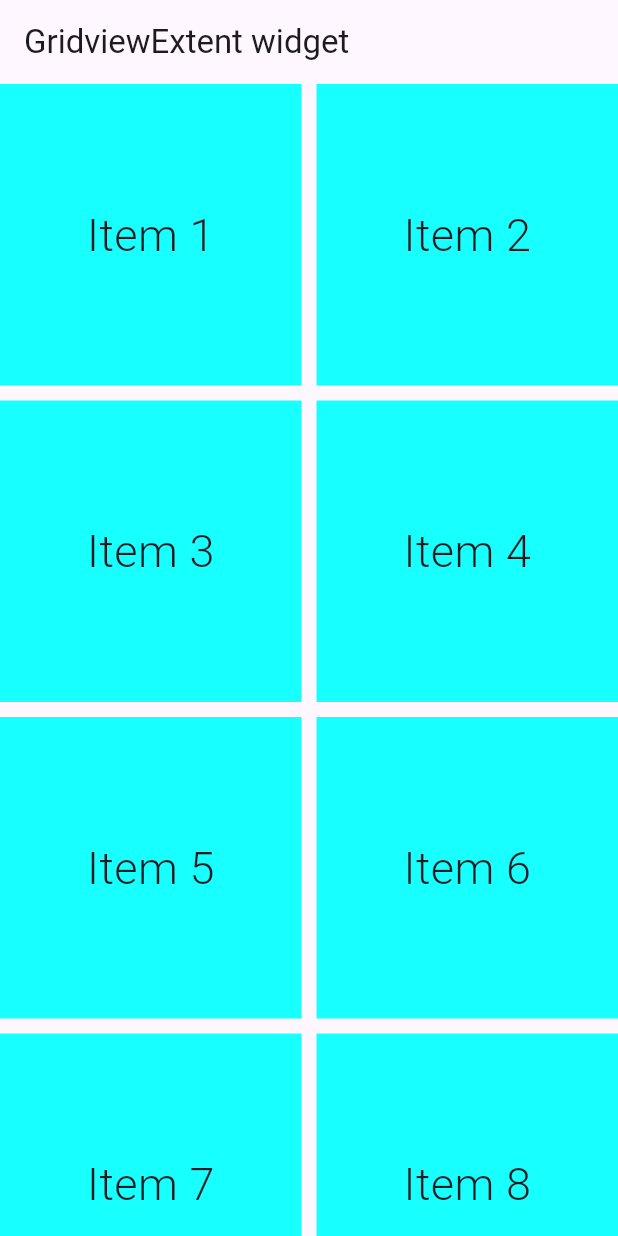
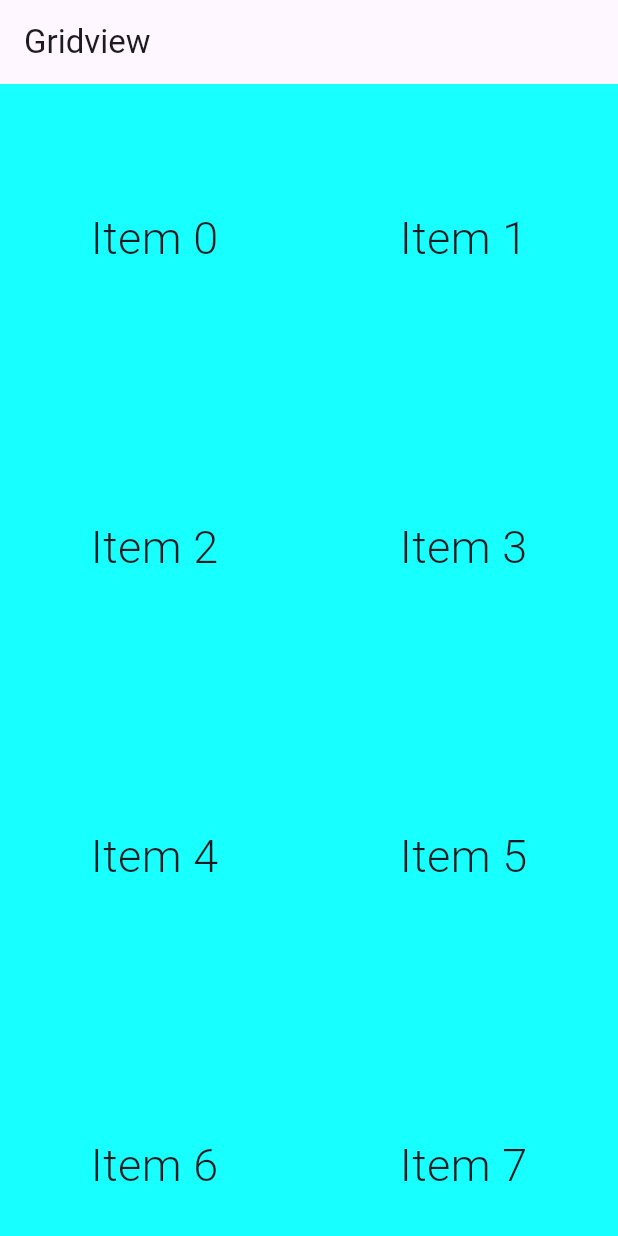
Before and after one commit to skyyygal/flutter-widgets, a Flutter app: the screen it shows after launch, on a phone screen of 412 x 824 dp. Run offline on Flutter 3.47's test engine with Material 3 defaults, Android fonts, the light colour scheme and no system bars.

Commit message:
Understanding Grid view builder

```diff
--- /dev/null
+++ b/lib/gridview/gridview.custom.dart
@@ -0,0 +1,31 @@
+import 'package:flutter/material.dart';
+
+class GridviewCustomScreen extends StatelessWidget {
+  const GridviewCustomScreen({super.key});
+
+  @override
+  Widget build(BuildContext context) {
+    return Scaffold(
+      appBar: AppBar(title: Text("Gridview")),
+      body: GridView.builder(
+        gridDelegate: SliverGridDelegateWithFixedCrossAxisCount(
+          crossAxisCount: 2,
+        ),
+        itemBuilder: (context, index) {
+          return _buildGridElement(index);
+        },
+      ),
+    );
+  }
+}
+
+Widget _buildGridElement(int index) {
+  return Container(
+    color: Colors.cyanAccent,
+    alignment: Alignment.center,
+    child: Text(
+      "Item $index",
+      style: TextStyle(fontSize: 30, fontWeight: FontWeight.w300),
+    ),
+  );
+}
--- a/lib/gridview/gridview_extent.dart
+++ b/lib/gridview/gridview_extent.dart
@@ -13,7 +13,6 @@ class GridviewExtentScreen extends StatelessWidget {
         maxCrossAxisExtent: 300,
         mainAxisSpacing: 10,
         crossAxisSpacing: 10,
-
         children: [
           _buildGridElement(1),
           _buildGridElement(2),
--- a/lib/main.dart
+++ b/lib/main.dart
@@ -1,5 +1,5 @@
 import 'package:flutter/material.dart';
-import 'package:understanding_widgets/gridview/gridview_extent.dart';
+import 'package:understanding_widgets/gridview/gridview.custom.dart';
 
 void main() {
   runApp(const MyApp());
@@ -16,7 +16,7 @@ class MyApp extends StatelessWidget {
       theme: ThemeData(
         colorScheme: ColorScheme.fromSeed(seedColor: Colors.deepPurple),
       ),
-      home: GridviewExtentScreen(),
+      home: GridviewCustomScreen(),
     );
   }
 }
```
